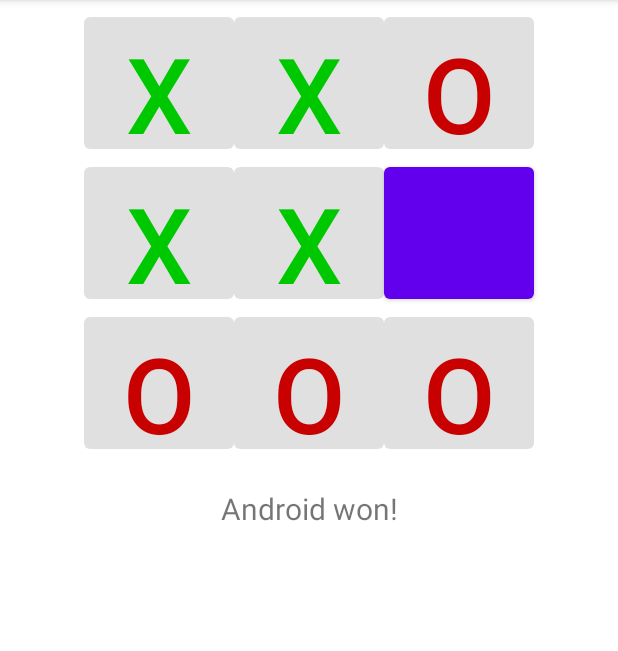
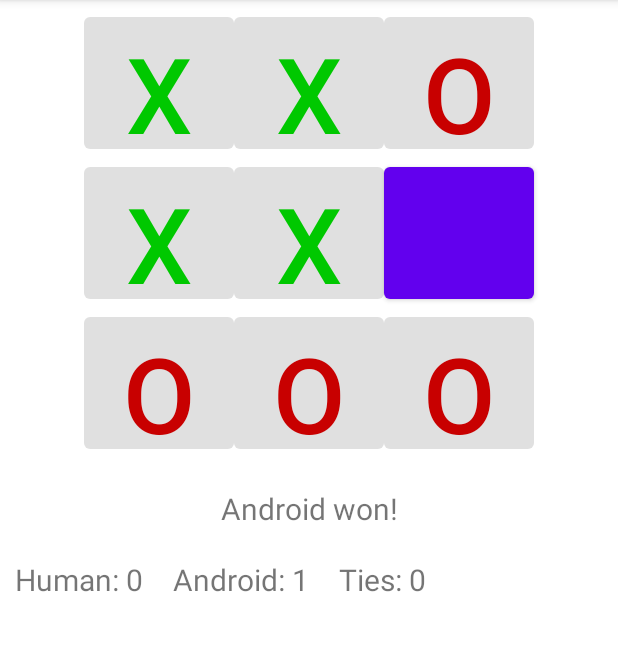
Before and after one commit to AndresRPerez12/DesarrolloAppsMoviles, an Android app: the screen it shows after launch (MainActivity), after a tap on an icon or button, on a phone screen of 412 x 824 dp, the part 84-735 px from its top. Run offline under Robolectric (Android 15) with nearby library versions, the phone set to English and light mode, and no system bars; 3 other taps on this screen came first.

Commit message:
Add scoreboard.

```diff
--- a/Talleres/Reto3/AndroidTicTacToe/app/src/main/java/co/edu/unal/androidtictactoe_tutorial2/MainActivity.java
+++ b/Talleres/Reto3/AndroidTicTacToe/app/src/main/java/co/edu/unal/androidtictactoe_tutorial2/MainActivity.java
@@ -22,6 +22,13 @@ public class MainActivity extends AppCompatActivity {
     private Button mBoardButtons[];
     // Various text displayed
     private TextView mInfoTextView;
+    // Game history counters and texts
+    private int mHumanWins;
+    private int mAndroidWins;
+    private int mTies;
+    private TextView mHumanWinsTextView;
+    private TextView mAndroidWinsTextView;
+    private TextView mTiesTextView;
 
     @Override
     protected void onCreate(Bundle savedInstanceState) {
@@ -39,6 +46,12 @@ public class MainActivity extends AppCompatActivity {
         mBoardButtons[7] = (Button) findViewById(R.id.eight);
         mBoardButtons[8] = (Button) findViewById(R.id.nine);
         mInfoTextView = (TextView) findViewById(R.id.information);
+        mHumanWins = 0;
+        mAndroidWins = 0;
+        mTies = 0;
+        mHumanWinsTextView = (TextView) findViewById(R.id.human_wins);
+        mAndroidWinsTextView = (TextView) findViewById(R.id.android_wins);
+        mTiesTextView = (TextView) findViewById(R.id.ties);
         mGame = new TicTacToeGame();
         startNewGame();
     }
@@ -104,12 +117,18 @@ public class MainActivity extends AppCompatActivity {
                     mInfoTextView.setText(R.string.turn_human);
                 else if (winner == 1) {
                     mInfoTextView.setText(R.string.result_tie);
+                    mTies ++;
+                    mTiesTextView.setText("Ties: " + mTies);
                     mGameOver = true;
                 }else if (winner == 2) {
                     mInfoTextView.setText(R.string.result_human_wins);
+                    mHumanWins ++;
+                    mHumanWinsTextView.setText("Human: " + mHumanWins);
                     mGameOver = true;
                 }else{
                     mInfoTextView.setText(R.string.result_computer_wins);
+                    mAndroidWins ++;
+                    mAndroidWinsTextView.setText("Android: " + mAndroidWins);
                     mGameOver = true;
                 }
             }
--- a/Talleres/Reto3/AndroidTicTacToe/app/src/main/res/layout/activity_main.xml
+++ b/Talleres/Reto3/AndroidTicTacToe/app/src/main/res/layout/activity_main.xml
@@ -45,4 +45,20 @@
         android:layout_height="wrap_content" android:text="info"
         android:gravity="center_horizontal" android:layout_marginTop="20dp"
         android:textSize="20dp" />
+    <RelativeLayout
+        android:layout_width="match_parent"
+        android:layout_height="match_parent">
+        <TextView android:id="@+id/human_wins" android:layout_width="wrap_content"
+            android:layout_height="wrap_content" android:text="Human: 0"
+            android:layout_alignParentStart="true" android:layout_marginTop="20dp"
+            android:layout_marginHorizontal="10dp" android:textSize="20dp" />
+        <TextView android:id="@+id/android_wins" android:layout_width="wrap_content"
+            android:layout_height="wrap_content" android:text="Android: 0"
+            android:layout_toRightOf="@+id/human_wins" android:layout_marginTop="20dp"
+            android:layout_marginHorizontal="10dp" android:textSize="20dp" />
+        <TextView android:id="@+id/ties" android:layout_width="wrap_content"
+            android:layout_height="wrap_content" android:text="Ties: 0"
+            android:layout_toRightOf="@+id/android_wins" android:layout_marginTop="20dp"
+            android:layout_marginHorizontal="10dp" android:textSize="20dp" />
+    </RelativeLayout>
 </LinearLayout>
```
